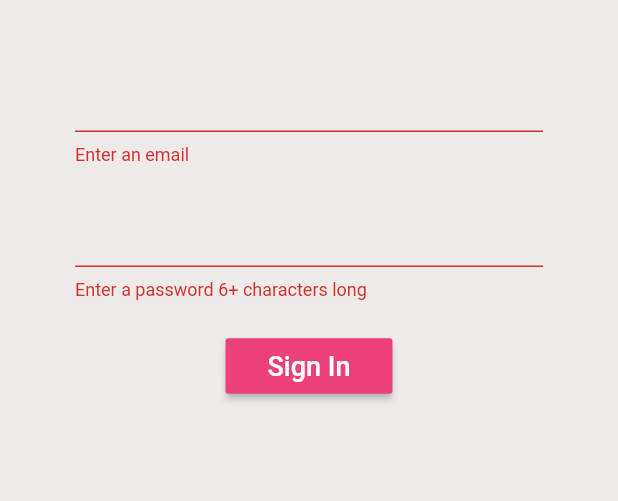
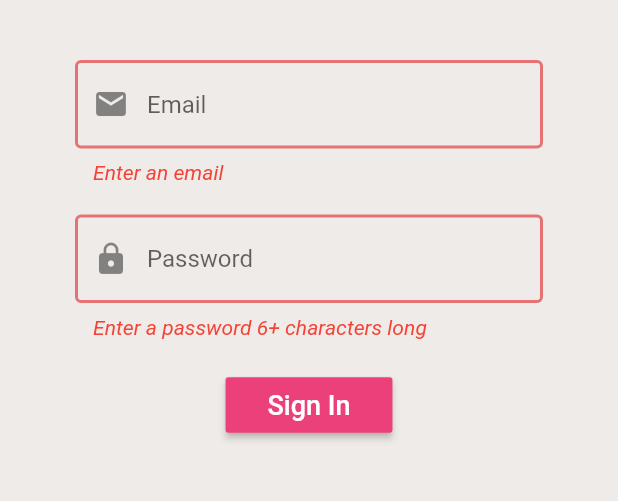
Before and after one commit to AkashRajpurohit/Brew_Crew, a Flutter app: the screen it shows after launch, after a tap on "Sign In", on a phone screen of 412 x 824 dp, the part 84-585 px from its top. Run offline on Flutter 3.47's test engine with Material 2 defaults, Android fonts, the phone set to English and light mode, and no system bars; our stand-ins replace firebase_auth; accounts and stored records are empty.

Commit message:
:art: Styling form with InputDecoration

```diff
--- a/lib/screens/authenticate/register.dart
+++ b/lib/screens/authenticate/register.dart
@@ -1,4 +1,5 @@
 import 'package:brew_crew/services/auth.dart';
+import 'package:brew_crew/shared/constants.dart';
 import 'package:flutter/material.dart';
 
 class Register extends StatefulWidget {
@@ -50,6 +51,10 @@ class _RegisterState extends State<Register> {
             children: <Widget> [
               SizedBox(height: 20.0),
               TextFormField(
+                decoration: textInputDecoration.copyWith(
+                  labelText: 'Email',
+                  prefixIcon: Icon(Icons.mail)
+                ),
                 validator: (val) => val.isEmpty ? 'Enter an email' : null,
                 onChanged: (val) {
                   setState(() => email = val);
@@ -58,6 +63,10 @@ class _RegisterState extends State<Register> {
               ),
               SizedBox(height: 20.0),
               TextFormField(
+                decoration: textInputDecoration.copyWith(
+                  labelText: 'Password',
+                  prefixIcon: Icon(Icons.lock)
+                ),
                 validator: (val) => val.length < 6 ? 'Enter a password 6+ characters long' : null,
                 obscureText: true,
                 onChanged: (val) {
--- a/lib/screens/authenticate/sign_in.dart
+++ b/lib/screens/authenticate/sign_in.dart
@@ -1,4 +1,5 @@
 import 'package:brew_crew/services/auth.dart';
+import 'package:brew_crew/shared/constants.dart';
 import 'package:flutter/material.dart';
 
 class SignIn extends StatefulWidget {
@@ -50,6 +51,10 @@ class _SignInState extends State<SignIn> {
             children: <Widget> [
               SizedBox(height: 20.0),
               TextFormField(
+                decoration: textInputDecoration.copyWith(
+                  labelText: 'Email',
+                  prefixIcon: Icon(Icons.mail)
+                ),
                 validator: (val) => val.isEmpty ? 'Enter an email' : null,
                 onChanged: (val) {
                   setState(() => email = val);
@@ -58,6 +63,10 @@ class _SignInState extends State<SignIn> {
               ),
               SizedBox(height: 20.0),
               TextFormField(
+                decoration: textInputDecoration.copyWith(
+                  labelText: 'Password',
+                  prefixIcon: Icon(Icons.lock)
+                ),
                 validator: (val) => val.length < 6 ? 'Enter a password 6+ characters long' : null,
                 obscureText: true,
                 onChanged: (val) {
--- /dev/null
+++ b/lib/shared/constants.dart
@@ -0,0 +1,35 @@
+import 'package:flutter/material.dart';
+
+InputDecoration textInputDecoration = InputDecoration(
+  hasFloatingPlaceholder: true,
+  errorStyle: TextStyle(
+    fontSize: 14.0,
+    fontStyle: FontStyle.italic,
+    color: Colors.red
+  ),
+  alignLabelWithHint: true,
+  errorBorder: OutlineInputBorder(
+    borderSide: BorderSide(
+      color: Colors.red[300],
+      width: 2.0
+    )
+  ),
+  focusedErrorBorder: OutlineInputBorder(
+    borderSide: BorderSide(
+      color: Colors.red[600],
+      width: 2.0
+    )
+  ),
+  focusedBorder: OutlineInputBorder(
+    borderSide: BorderSide(
+      color: Colors.brown[600],
+      width: 2.0
+    )
+  ),
+  enabledBorder: OutlineInputBorder(
+    borderSide: BorderSide(
+      color: Colors.brown[200],
+      width: 2.0
+    )
+  )
+);
```
